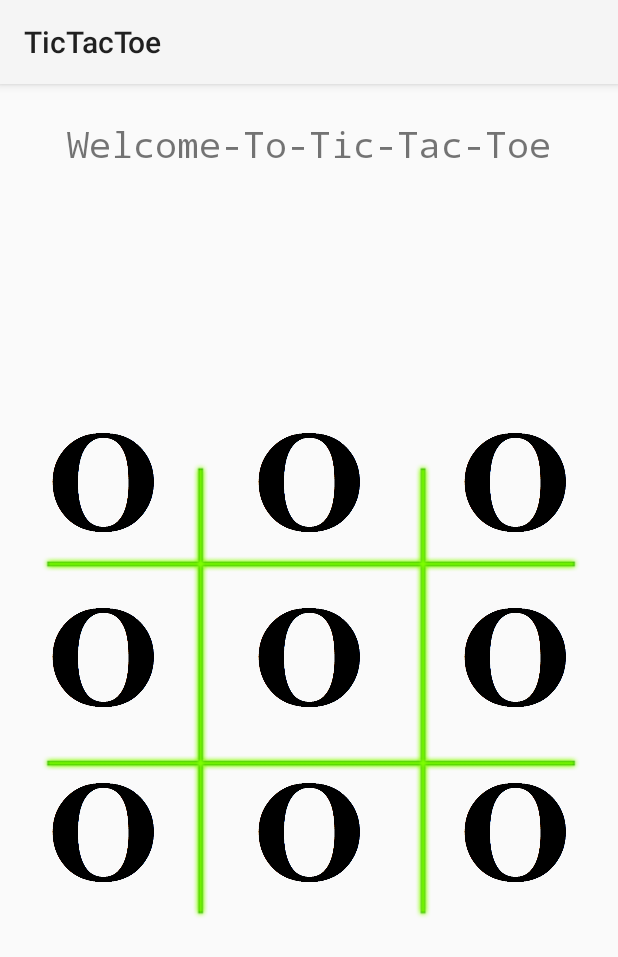
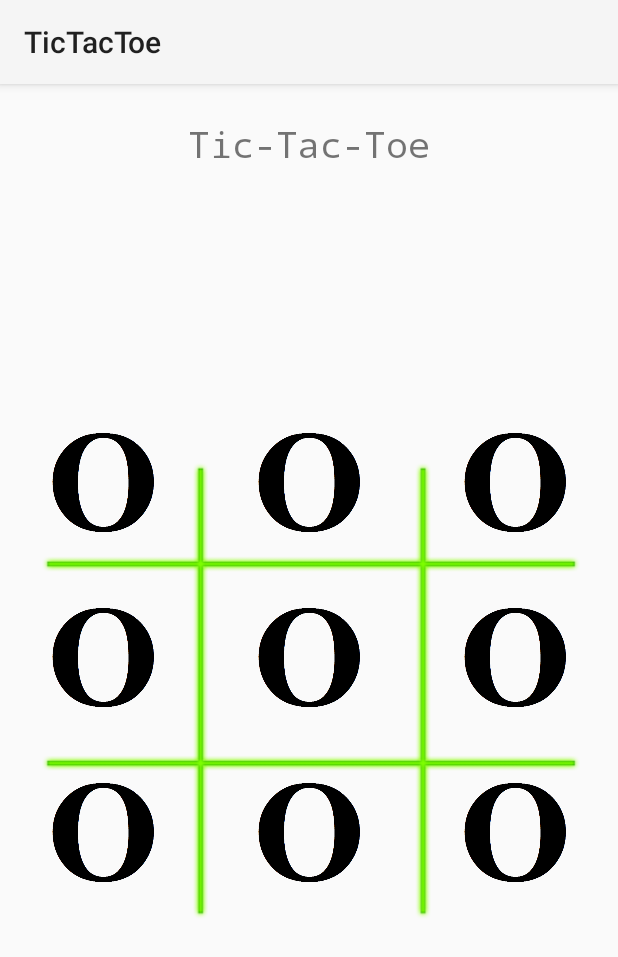
Before and after one commit to Anjeelchaudhary/Android-SpringBoot, an Android app: the screen it shows after launch (MainActivity), on a phone screen of 412 x 824 dp. Shown: the top 957 px of the screen. Run offline under Robolectric (Android 15) with nearby library versions, the light colour scheme and no system bars.

Commit message:
changed title

```diff
--- a/TicTacToe/app/src/main/res/values/strings.xml
+++ b/TicTacToe/app/src/main/res/values/strings.xml
@@ -1,5 +1,5 @@
 <resources>
     <string name="app_name">TicTacToe</string>
-    <string name="Heading">Welcome-To-Tic-Tac-Toe</string>
+    <string name="Heading">Tic-Tac-Toe</string>
     <string name="grid">MainGrid</string>
 </resources>
```
